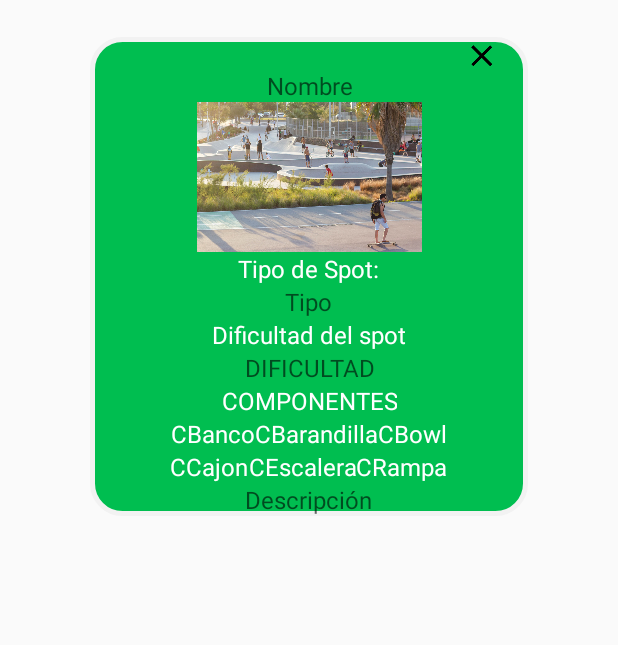
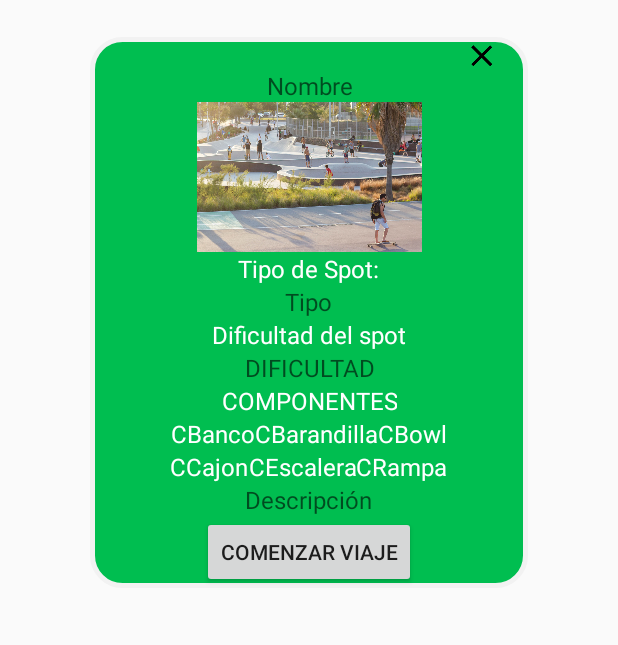
Before and after one commit to konox95/TrabajoFinal, an Android app: the fragment pinFragment placed in its activity, on a phone screen of 412 x 824 dp, the part 137-782 px from its top. Run offline under Robolectric (Android 15) with nearby library versions, the phone set to English and light mode, and no system bars; our stand-ins replace Picasso; libraries missing offline, so code that uses them is left out: com.akexorcist.googledirection, com.quickblox.auth, com.quickblox.content, com.quickblox.core, com.quickblox.customobjects and 1 more.

Commit message:
Realize directions for google and merge

```diff
--- a/app/build.gradle
+++ b/app/build.gradle
@@ -35,5 +35,6 @@ dependencies {
     compile 'com.android.support:recyclerview-v7:25.3.1'
     compile 'com.google.android.gms:play-services-maps:9.8.0'
     compile 'com.squareup.picasso:picasso:2.5.2'
+    compile 'com.akexorcist:googledirectionlibrary:1.0.5'
     testCompile 'junit:junit:4.12'
 }
--- a/app/src/main/java/konox/actividad3/DataHolder.java
+++ b/app/src/main/java/konox/actividad3/DataHolder.java
@@ -24,7 +24,10 @@ public class DataHolder {
     public boolean cerraSesion =false;
     public ArrayList<MiPin> pi= new ArrayList<MiPin>();
     public int id = 0;
+    public MiPin miPin = null;
     QBUser user;
+    public double longitud = 0;
+    public double latitud= 0;
 
     public DataHolder(){
     }
--- a/app/src/main/java/konox/actividad3/Main3ActivityDrawer.java
+++ b/app/src/main/java/konox/actividad3/Main3ActivityDrawer.java
@@ -4,6 +4,7 @@ import android.Manifest;
 import android.content.DialogInterface;
 import android.content.Intent;
 import android.content.pm.PackageManager;
+import android.graphics.Color;
 import android.location.Location;
 import android.location.LocationListener;
 import android.location.LocationManager;
@@ -11,6 +12,7 @@ import android.os.Build;
 import android.os.Bundle;
 import android.provider.Settings;
 import android.support.design.widget.NavigationView;
+import android.support.design.widget.Snackbar;
 import android.support.v4.app.FragmentManager;
 import android.support.v4.app.FragmentTransaction;
 import android.support.v4.content.ContextCompat;
@@ -23,18 +25,35 @@ import android.support.v7.widget.Toolbar;
 import android.util.Log;
 import android.view.Menu;
 import android.view.MenuItem;
+import android.view.View;
 import android.widget.Button;
 import android.widget.ImageView;
 import android.widget.TextView;
 
+import com.akexorcist.googledirection.DirectionCallback;
+import com.akexorcist.googledirection.GoogleDirection;
+import com.akexorcist.googledirection.constant.TransportMode;
+import com.akexorcist.googledirection.model.Direction;
+import com.akexorcist.googledirection.model.Leg;
+import com.akexorcist.googledirection.model.Route;
+import com.akexorcist.googledirection.model.Step;
+import com.akexorcist.googledirection.util.DirectionConverter;
 import com.google.android.gms.maps.GoogleMap;
 import com.google.android.gms.maps.OnMapReadyCallback;
 import com.google.android.gms.maps.SupportMapFragment;
+import com.google.android.gms.maps.model.LatLng;
 import com.google.android.gms.maps.model.Marker;
+import com.google.android.gms.maps.model.MarkerOptions;
+import com.google.android.gms.maps.model.PolylineOptions;
 import com.squareup.picasso.Picasso;
 
+import java.util.ArrayList;
+import java.util.List;
 
-public class Main3ActivityDrawer extends AppCompatActivity implements OnMapReadyCallback,LocationListener {
+import konox.libreria1.MiPin;
+
+
+public class Main3ActivityDrawer extends AppCompatActivity implements OnMapReadyCallback,LocationListener, DirectionCallback {
 
     //QBAdmin qbAdmin;
     main3ActivityDrawerController main3ActivityDrawerController;
@@ -53,7 +72,15 @@ public class Main3ActivityDrawer extends AppCompatActivity implements OnMapReady
     LocationManager mLocationManager;
     Location miUltimaPosicion=null;
     Marker markerMiPosicion;
+    String serverKey = "AIzaSyC6ylYPdkjpTZyNtDSWGjwZIDE6jWKhNzk";
+
+    private Button btnRequestDirection;
+    private GoogleMap googleMap;
+    private LatLng origin;
+    private LatLng destination;
+
     double latitud=0, longitud=0;
+    private static final int[] COLORS = new int[]{R.color.AMARILLO, R.color.colorAccent, R.color.BLANCO, R.color.GRISLIGHT};
 
     @Override
     protected void onCreate(Bundle savedInstanceState) {
@@ -84,6 +111,7 @@ public class Main3ActivityDrawer extends AppCompatActivity implements OnMapReady
         pin.imgBtnClose.setOnClickListener(main3ActivityDrawerController);
         perfil.btnEdit.setOnClickListener(main3ActivityDrawerController);
         perfil.btnGuardarPerfil.setOnClickListener(main3ActivityDrawerController);
+        pin.btnEmpezar.setOnClickListener(main3ActivityDrawerController);
 
         SupportMapFragment supportMapFragment=(SupportMapFragment)
                 getSupportFragmentManager().findFragmentById(R.id.frMapa);
@@ -270,6 +298,8 @@ public class Main3ActivityDrawer extends AppCompatActivity implements OnMapReady
         alertDialog.show();
     }
 
+
+
     @Override
     public void onStatusChanged(String s, int i, Bundle bundle) {
 
@@ -308,7 +338,48 @@ public class Main3ActivityDrawer extends AppCompatActivity implements OnMapReady
         if(loc!=null) {
             this.latitud = loc.getLatitude();
             this.longitud = loc.getLongitude();
+            DataHolder.instance.longitud = loc.getLongitude();
+            DataHolder.instance.latitud = loc.getLatitude();
         }
     }
 
+    public void startDirection(MiPin pin, double longitud, double latitud){
+
+        Log.v("ENTRA_MAPA", "ENTRA METODO --------------------------");
+
+
+
+        origin = new LatLng(longitud, latitud);
+        destination = new LatLng(pin.dbLongitud, pin.dbLatitud);
+
+        GoogleDirection.withServerKey(serverKey)
+                .from(new LatLng(latitud, longitud))
+                .to(new LatLng(pin.dbLatitud, pin.dbLongitud))
+                .execute(this);
+
+    }
+
+    @Override
+    public void onDirectionSuccess(Direction direction, String rawBody) {
+        Log.v("ENTRA_MAPA", "ENTRE SUCCESS ------- " + direction.getStatus());
+
+        if(direction.isOK()) {
+            Log.v("ENTRA_MAPA", "ENTRE SUCCESS");
+            try{
+                List<Step> stepList = direction.getRouteList().get(0).getLegList().get(0).getStepList();
+                ArrayList<PolylineOptions> polylineOptionList = DirectionConverter.createTransitPolyline(this, stepList, 5, Color.RED, 3, Color.BLUE);
+                for (PolylineOptions polylineOption : polylineOptionList) {
+                    mMap.addPolyline(polylineOption);
+                }
+            }catch (Exception e){
+                e.printStackTrace();
+            }
+
+        }
+    }
+
+    @Override
+    public void onDirectionFailure(Throwable t) {
+
+    }
 }
--- a/app/src/main/java/konox/actividad3/pinFragment.java
+++ b/app/src/main/java/konox/actividad3/pinFragment.java
@@ -6,6 +6,7 @@ import android.support.v4.app.Fragment;
 import android.view.LayoutInflater;
 import android.view.View;
 import android.view.ViewGroup;
+import android.widget.Button;
 import android.widget.ImageButton;
 import android.widget.ImageView;
 import android.widget.TextView;
@@ -17,6 +18,7 @@ import android.widget.TextView;
 public class pinFragment extends Fragment {
     TextView txt_nombre,txt_descripcion,txt_tipo,txt_dificultad;
     ImageButton imgBtnClose;
+    Button btnEmpezar;
     ImageView imgSpotPinFragment;
 
 
@@ -36,6 +38,7 @@ public class pinFragment extends Fragment {
         txt_dificultad = (TextView) v.findViewById(R.id.txtDificultad);
         imgSpotPinFragment = (ImageView) v.findViewById(R.id.imgSpot);
         imgBtnClose = (ImageButton)v.findViewById(R.id.imgBtnClose);
+        btnEmpezar = (Button) v.findViewById(R.id.btnEmpezar);
 
         return v;
     }
--- a/app/src/main/res/layout/fragment_pin.xml
+++ b/app/src/main/res/layout/fragment_pin.xml
@@ -30,7 +30,7 @@
                 android:background="@android:color/transparent"
                 android:paddingRight="1dp"
                 android:paddingTop="2dp"
-                android:src="@mipmap/ic_clear_black_24dp" />
+                android:src="@mipmap/ic_clear_black_24dp"/>
 
             <LinearLayout
                 android:layout_width="match_parent"
@@ -54,7 +54,7 @@
                         android:text=""
                         android:textAlignment="center"
                         android:textColor="@color/BLANCO"
-                        android:textSize="16sp" />
+                        android:textSize="16sp"/>
 
                 </LinearLayout>
             </LinearLayout>
@@ -69,7 +69,7 @@
                     android:id="@+id/imgSpot"
                     android:layout_width="match_parent"
                     android:layout_height="100sp"
-                    android:src="@drawable/skatepark" />
+                    android:src="@drawable/skatepark"/>
             </LinearLayout>
 
             <LinearLayout
@@ -93,7 +93,7 @@
                         android:text="@string/tipo_de_spot_1"
                         android:textAlignment="center"
                         android:textColor="@color/BLANCO"
-                        android:textSize="16sp" />
+                        android:textSize="16sp"/>
 
                 </LinearLayout>
 
@@ -112,7 +112,7 @@
                         android:text=""
                         android:textAlignment="center"
                         android:textColor="@color/BLANCO"
-                        android:textSize="16sp" />
+                        android:textSize="16sp"/>
 
                 </LinearLayout>
             </LinearLayout>
@@ -138,7 +138,7 @@
                         android:text="@string/dificultad_del_spot"
                         android:textAlignment="center"
                         android:textColor="@color/BLANCO"
-                        android:textSize="16sp" />
+                        android:textSize="16sp"/>
 
                 </LinearLayout>
 
@@ -157,7 +157,7 @@
                         android:text=""
                         android:textAlignment="center"
                         android:textColor="@color/BLANCO"
-                        android:textSize="16sp" />
+                        android:textSize="16sp"/>
 
                 </LinearLayout>
             </LinearLayout>
@@ -182,7 +182,7 @@
                         android:text="@string/componentes"
                         android:textAlignment="center"
                         android:textColor="@color/BLANCO"
-                        android:textSize="16sp" />
+                        android:textSize="16sp"/>
 
                 </LinearLayout>
 
@@ -200,7 +200,7 @@
                         android:text="@string/cbanco"
                         android:textAlignment="center"
                         android:textColor="@color/BLANCO"
-                        android:textSize="16sp" />
+                        android:textSize="16sp"/>
 
                     <TextView
                         android:id="@+id/CBarandilla"
@@ -209,7 +209,7 @@
                         android:text="@string/cbarandilla"
                         android:textAlignment="center"
                         android:textColor="@color/BLANCO"
-                        android:textSize="16sp" />
+                        android:textSize="16sp"/>
 
                     <TextView
                         android:id="@+id/CBowl"
@@ -218,7 +218,7 @@
                         android:text="@string/cbowl"
                         android:textAlignment="center"
                         android:textColor="@color/BLANCO"
-                        android:textSize="16sp" />
+                        android:textSize="16sp"/>
 
                 </LinearLayout>
 
@@ -236,7 +236,7 @@
                         android:text="@string/ccajon"
                         android:textAlignment="center"
                         android:textColor="@color/BLANCO"
-                        android:textSize="16sp" />
+                        android:textSize="16sp"/>
 
                     <TextView
                         android:id="@+id/CEscalera"
@@ -246,7 +246,7 @@
                         android:text="@string/cescalera"
                         android:textAlignment="center"
                         android:textColor="@color/BLANCO"
-                        android:textSize="16sp" />
+                        android:textSize="16sp"/>
 
                     <TextView
                         android:id="@+id/CRampa"
@@ -256,7 +256,7 @@
                         android:text="@string/crampa"
                         android:textAlignment="center"
                         android:textColor="@color/BLANCO"
-                        android:textSize="16sp" />
+                        android:textSize="16sp"/>
 
                 </LinearLayout>
             </LinearLayout>
@@ -282,7 +282,22 @@
                         android:text=""
                         android:textAlignment="center"
                         android:textColor="@color/BLANCO"
-                        android:textSize="16sp" />
+                        android:textSize="16sp"/>
+
+                </LinearLayout>
+
+                <LinearLayout
+                    android:layout_width="match_parent"
+                    android:layout_height="0dp"
+                    android:layout_weight="1"
+                    android:gravity="center"
+                    android:orientation="horizontal">
+
+                    <Button
+                        android:layout_width="wrap_content"
+                        android:layout_height="wrap_content"
+                        android:id="@+id/btnEmpezar"
+                        android:text="@string/comenzar_viaje"/>
                 </LinearLayout>
             </LinearLayout>
         </LinearLayout>
--- a/app/src/main/res/values/strings.xml
+++ b/app/src/main/res/values/strings.xml
@@ -83,4 +83,5 @@
     <string name="componentes">COMPONENTES</string>
     <string name="dificultaddd">DIFICULTAD</string>
     <string name="skater_en_mis_tiempos_libres_mejor_que_t_seguro">Skater en mis tiempos libres. Mejor que tú, seguro.</string>
+    <string name="comenzar_viaje">Comenzar viaje</string>
 </resources>
```
Also changed, not shown: app/src/main/java/konox/actividad3/main3ActivityDrawerController.java (+14 -4 lines). Lines whose indentation alone changed are shown as unchanged.
